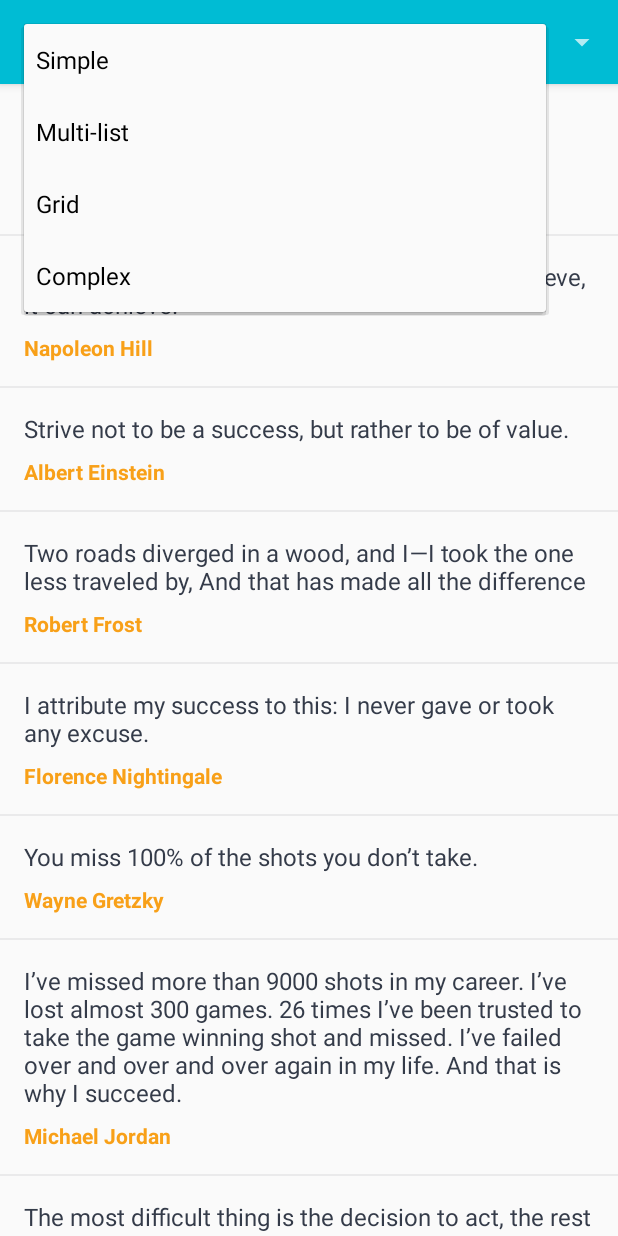
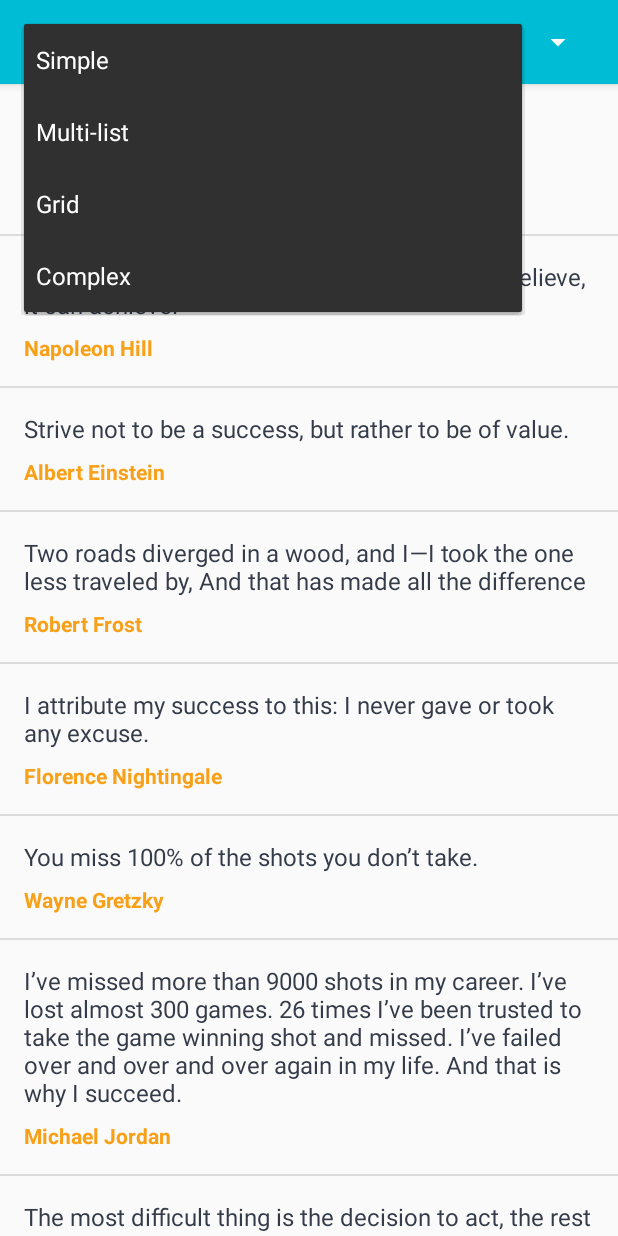
Before and after one commit to DevAhamed/MultiViewAdapter, an Android app: the screen it shows after launch (SampleActivity), after a tap on "Simple", on a phone screen of 412 x 824 dp. Run offline under Robolectric (Android 15) with nearby library versions, the phone set to English and light mode, and no system bars.

Commit message:
Fix sample app's theme

```diff
--- a/sample/src/main/java/com/ahamed/sample/simple/SimpleAdapterFragment.java
+++ b/sample/src/main/java/com/ahamed/sample/simple/SimpleAdapterFragment.java
@@ -30,9 +30,9 @@ public class SimpleAdapterFragment extends Fragment {
     View view = inflater.inflate(R.layout.fragment_base, container, false);
 
     RecyclerView recyclerView = (RecyclerView) view.findViewById(R.id.rcv_list);
-    LinearLayoutManager llm = new LinearLayoutManager(getContext().getApplicationContext());
-    recyclerView.addItemDecoration(new DividerItemDecoration(getContext().getApplicationContext(),
-        DividerItemDecoration.VERTICAL));
+    LinearLayoutManager llm = new LinearLayoutManager(getActivity());
+    recyclerView.addItemDecoration(
+        new DividerItemDecoration(getActivity(), DividerItemDecoration.VERTICAL));
 
     QuoteAdapter adapter = new QuoteAdapter();
 
--- a/sample/src/main/res/layout/activity_sample.xml
+++ b/sample/src/main/res/layout/activity_sample.xml
@@ -19,7 +19,7 @@
         android:layout_width="match_parent"
         android:layout_height="?attr/actionBarSize"
         android:background="?attr/colorPrimary"
-        android:popupTheme="@style/AppTheme.PopupOverlay.Light"
+        app:contentInsetEnd="16dp"
         >
 
       <Spinner
@@ -27,8 +27,6 @@
           android:layout_width="match_parent"
           android:layout_height="wrap_content"
           android:entries="@array/sample_options"
-          app:popupTheme="@style/AppTheme.PopupOverlay.Light"
-          app:theme="@style/AppTheme.PopupOverlay.Dark"
           />
 
     </android.support.v7.widget.Toolbar>
--- a/sample/src/main/res/values/styles.xml
+++ b/sample/src/main/res/values/styles.xml
@@ -7,7 +7,7 @@
     <item name="android:windowBackground">@color/background</item>
   </style>
 
-  <style name="AppTheme.AppBarOverlay" parent="ThemeOverlay.AppCompat.ActionBar"/>
+  <style name="AppTheme.AppBarOverlay" parent="ThemeOverlay.AppCompat.Dark.ActionBar"/>
 
   <style name="AppTheme.PopupOverlay.Dark" parent="ThemeOverlay.AppCompat.Dark"/>
 
```
